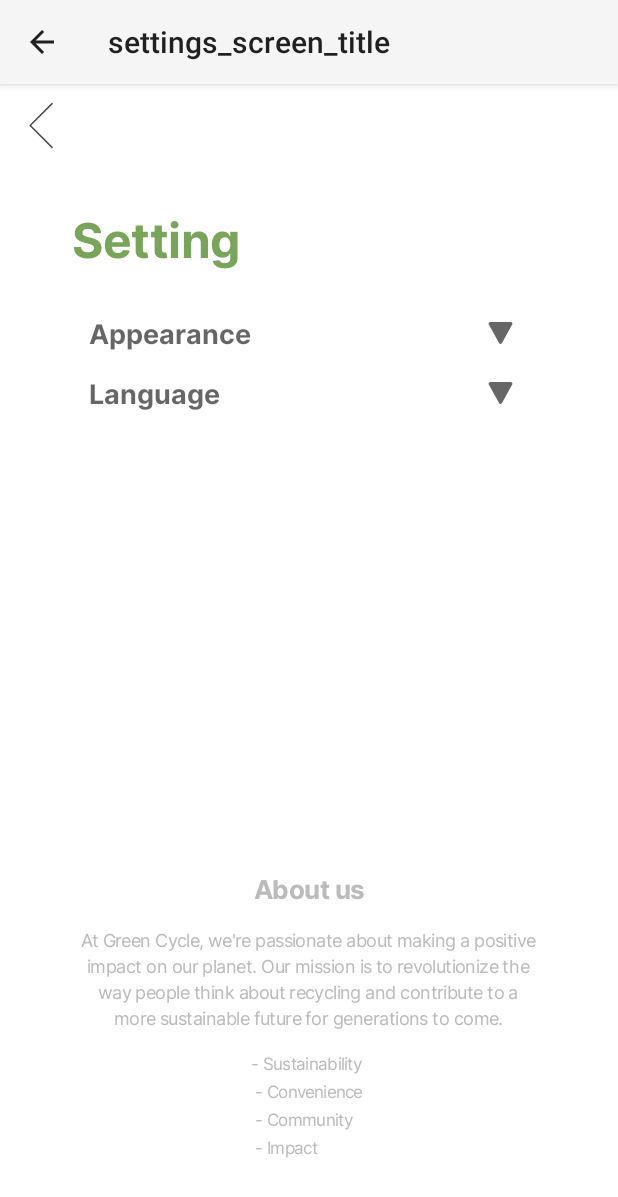
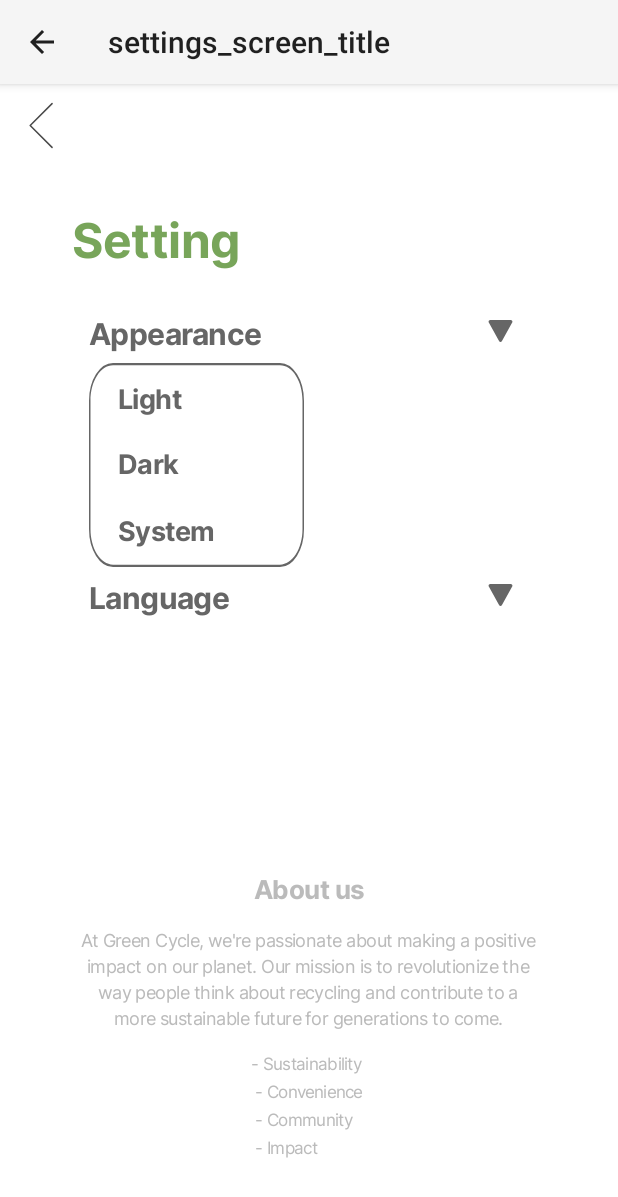
Before and after one commit to Etrella39/Recycling_App, an Android app: the SettingsActivity screen opened directly, with no data from a screen before it, on a phone screen of 412 x 824 dp. Shown: the top 1197 px of the screen. Run offline under Robolectric (Android 15) with nearby library versions, the phone set to English and light mode, and no system bars; 2 statements that could not run were skipped.

Commit message:
Edit setting screen

```diff
--- /dev/null
+++ b/app/src/main/res/drawable/setting_toggle_background.xml
@@ -0,0 +1,28 @@
+<vector
+    xmlns:android="http://schemas.android.com/apk/res/android"
+    xmlns:aapt="http://schemas.android.com/aapt"
+    android:width="143dp"
+    android:height="86dp"
+    android:viewportWidth="143"
+    android:viewportHeight="86"
+    >
+    <group>
+        <clip-path
+            android:pathData="M16 1H127C135.284 1 142 7.71573 142 16V70C142 78.2843 135.284 85 127 85H16C7.71573 85 1 78.2843 1 70V16C1 7.71573 7.71573 1 16 1Z"
+            />
+        <path
+            android:pathData="M1 1V85H142V1"
+            android:fillColor="#FFFFFF"
+            />
+    </group>
+    <group>
+        <clip-path
+            android:pathData="M0 0V86H143V0M16 1H127C135.284 1 142 7.71573 142 16V70C142 78.2843 135.284 85 127 85H16C7.71573 85 1 78.2843 1 70V16C1 7.71573 7.71573 1 16 1Z"
+            />
+        <path
+            android:pathData="M16 1H127C135.284 1 142 7.71573 142 16V70C142 78.2843 135.284 85 127 85H16C7.71573 85 1 78.2843 1 70V16C1 7.71573 7.71573 1 16 1Z"
+            android:strokeWidth="2"
+            android:strokeColor="#666666"
+            />
+    </group>
+</vector>
--- /dev/null
+++ b/app/src/main/res/drawable/setting_toggle_one.xml
@@ -0,0 +1,18 @@
+<vector
+    xmlns:android="http://schemas.android.com/apk/res/android"
+    xmlns:aapt="http://schemas.android.com/aapt"
+    android:width="141dp"
+    android:height="42dp"
+    android:viewportWidth="141"
+    android:viewportHeight="42"
+    >
+    <group>
+        <clip-path
+            android:pathData="M15 0H126C134.284 0 141 6.71573 141 15V27C141 35.2843 134.284 42 126 42H15C6.71573 42 0 35.2843 0 27V15C0 6.71573 6.71573 0 15 0Z"
+            />
+        <path
+            android:pathData="M0 0V42H141V0"
+            android:fillColor="#FFFFFF"
+            />
+    </group>
+</vector>
--- /dev/null
+++ b/app/src/main/res/layout/setting_toggle_mode.xml
@@ -0,0 +1,28 @@
+<RelativeLayout
+    xmlns:android="http://schemas.android.com/apk/res/android"
+    android:id="@+id/spinner_mode"
+    android:layout_width="match_parent"
+    android:layout_height="40dp"
+    android:orientation="horizontal"
+    android:gravity="center_vertical"
+    android:layout_marginTop="19dp"
+    >
+
+    <TextView
+        android:layout_width="wrap_content"
+        android:layout_height="wrap_content"
+        android:text="@string/screen_mode"
+        android:fontFamily="@font/interbold"
+        android:textAppearance="@style/TextAppearance.AppCompat.Medium"
+        android:layout_alignParentStart="true"
+        />
+
+    <ImageView
+        android:layout_width="18dp"
+        android:layout_height="15dp"
+        android:layout_alignParentEnd="true"
+        android:layout_marginTop="5dp"
+        android:layout_marginEnd="10dp"
+        android:background="@drawable/setting_toggle_button"
+        />
+</RelativeLayout>
--- a/app/src/main/res/layout/settings_screen.xml
+++ b/app/src/main/res/layout/settings_screen.xml
@@ -49,7 +49,7 @@
                 android:layout_height="wrap_content"
                 android:text="@string/screen_mode"
                 android:fontFamily="@font/interbold"
-                android:textAppearance="@style/TextAppearance.AppCompat.Medium"
+                android:textAppearance="@style/toggle_title"
                 android:layout_alignParentStart="true"
                 />
 
@@ -61,6 +61,67 @@
                 android:layout_marginEnd="10dp"
                 android:background="@drawable/setting_toggle_button"
                 />
+        </RelativeLayout>
+
+        <RelativeLayout
+            android:id="@+id/frame_5"
+            android:layout_width="269dp"
+            android:layout_height="match_parent"
+            >
+
+            <LinearLayout
+                android:id="@+id/toggle_mode"
+                android:layout_width="143dp"
+                android:layout_height="wrap_content"
+                android:orientation="vertical"
+                android:gravity="center"
+                android:padding="2dp"
+                android:background="@drawable/setting_toggle_background"
+                >
+                <TextView
+                    android:id="@+id/toggle_mode_light"
+                    android:layout_width="match_parent"
+                    android:layout_height="40dp"
+                    android:text="Light"
+                    android:textAppearance="@style/toggle_text"
+                    android:lineSpacingExtra="32sp"
+                    android:gravity="center_vertical"
+                    android:fontFamily="@font/interbold"
+                    android:paddingStart="16dp"
+                    android:layout_margin="1dp"
+                    android:background="@drawable/setting_toggle_one"
+                    />
+                <TextView
+                    android:id="@+id/toggle_mode_dark"
+                    android:layout_width="match_parent"
+                    android:layout_height="42dp"
+                    android:text="Dark"
+                    android:textAppearance="@style/toggle_text"
+                    android:lineSpacingExtra="32sp"
+                    android:gravity="center_vertical"
+                    android:fontFamily="@font/interbold"
+                    android:paddingStart="16dp"
+                    android:layout_margin="1dp"
+                    android:background="@drawable/setting_toggle_one"
+                    />
+                <TextView
+                    android:id="@+id/toggle_mode_system"
+                    android:layout_width="match_parent"
+                    android:layout_height="42dp"
+                    android:text="System"
+                    android:textAppearance="@style/toggle_text"
+                    android:lineSpacingExtra="32sp"
+                    android:gravity="center_vertical"
+                    android:fontFamily="@font/interbold"
+                    android:paddingStart="16dp"
+                    android:layout_margin="1dp"
+                    android:background="@drawable/setting_toggle_one"
+                    />
+
+
+
+
+            </LinearLayout>
         </RelativeLayout>
 
         <!-- Language Option -->
@@ -78,7 +139,7 @@
                 android:layout_height="wrap_content"
                 android:fontFamily="@font/interbold"
                 android:text="@string/language"
-                android:textAppearance="@style/TextAppearance.AppCompat.Medium"
+                android:textAppearance="@style/toggle_title"
                 android:layout_alignParentStart="true"
                 />
 
--- a/app/src/main/res/values/styles.xml
+++ b/app/src/main/res/values/styles.xml
@@ -202,11 +202,20 @@
         <item name="android:letterSpacing">-0.04</item>
         <item name="android:textColor">#BBBBBB</item>
     </style>
-
     <style name="about_us_text">
         <item name="android:textSize">17sp</item>
         <item name="android:letterSpacing">-0.02</item>
         <item name="android:textColor">#BBBBBB</item>
+    </style>
+    <style name="toggle_title">
+        <item name="android:textSize">20sp</item>
+        <item name="android:letterSpacing">-0.02</item>
+        <item name="android:textColor">#666666</item>
+    </style>
+    <style name="toggle_text">
+        <item name="android:textSize">18sp</item>
+        <item name="android:letterSpacing">-0.02</item>
+        <item name="android:textColor">#666666</item>
     </style>
 
     <!-- Database Screen -->
```
